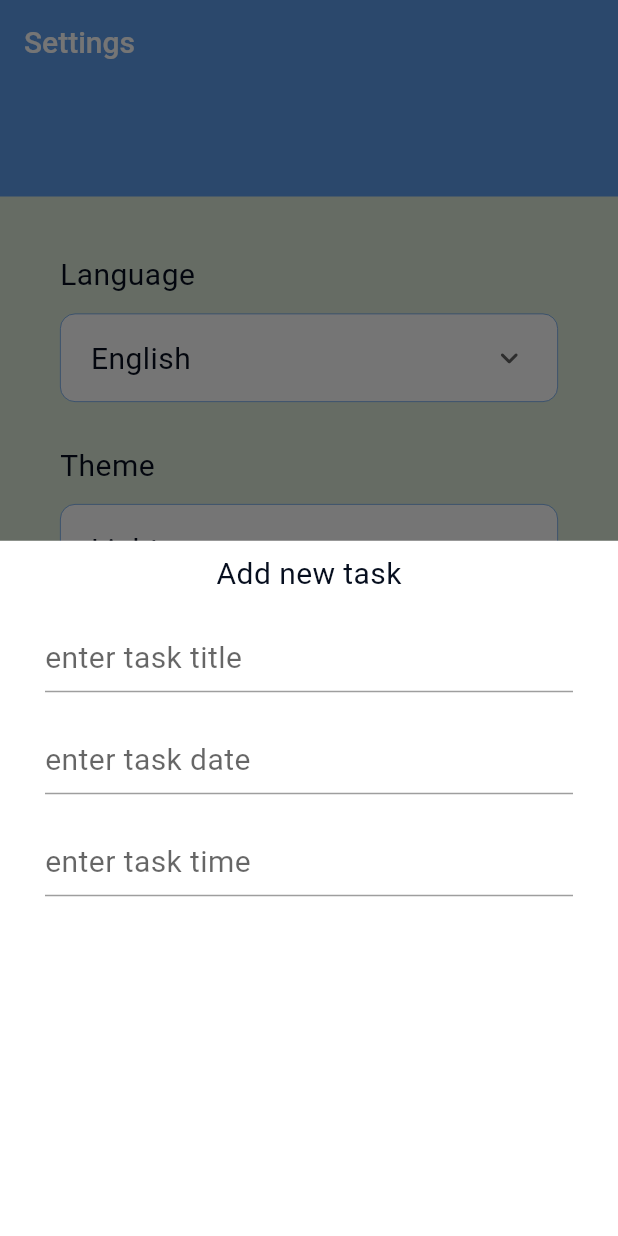
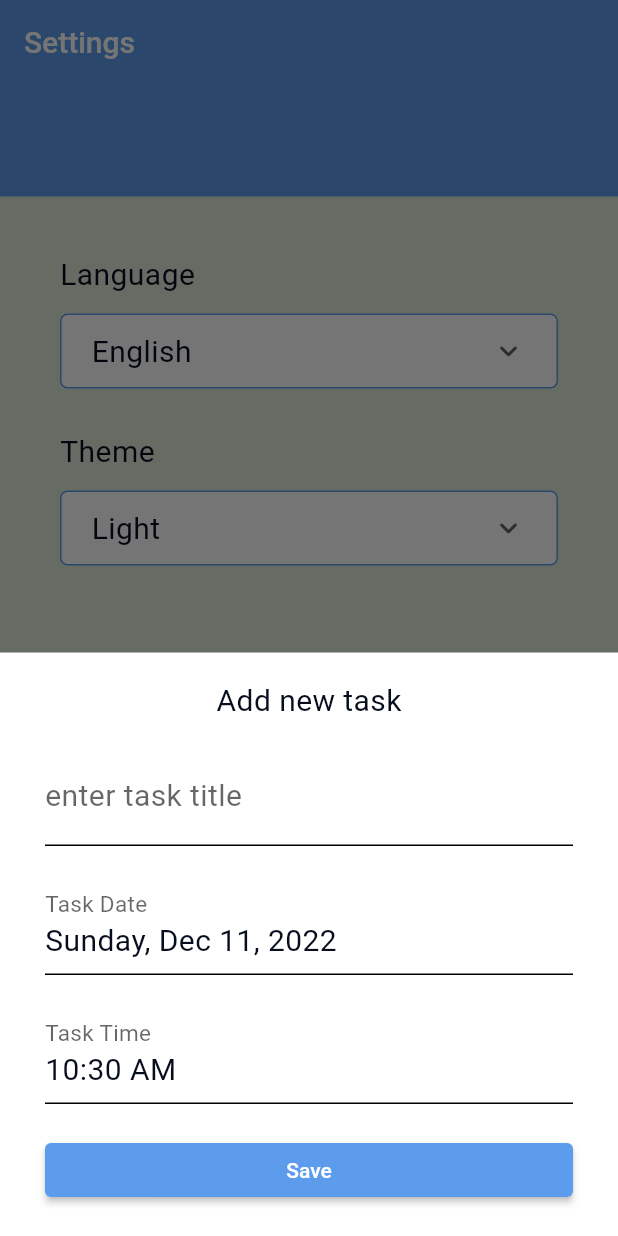
Before and after one commit to A7medabdelaty/Todo-with-FireBase, a Flutter app: the screen it shows after launch, item 2 of the bottom bar chosen, after a tap on the "add" icon, on a phone screen of 412 x 824 dp. Run offline on Flutter 3.47's test engine with Material 2 defaults, Android fonts, the phone set to English and light mode, and no system bars; generated files the repository leaves out were written again.

Commit message:
modify bottom sheet

```diff
--- a/lib/layout/layout.dart
+++ b/lib/layout/layout.dart
@@ -11,8 +11,9 @@ class HomeScreen extends StatelessWidget {
   Widget build(BuildContext context) {
     MainProvider provider = Provider.of<MainProvider>(context);
     return Scaffold(
+      extendBody: true,
       appBar: AppBar(title: Text(provider.appBarTitle)),
-      floatingActionButton: floatingButton(context),
+      floatingActionButton: floatingButton(context,provider),
       floatingActionButtonLocation: FloatingActionButtonLocation.centerDocked,
       bottomNavigationBar: bottomAppBar(provider),
       body: provider.activeScreen,
--- a/lib/modules/tasks_tab/tasks_tab.dart
+++ b/lib/modules/tasks_tab/tasks_tab.dart
@@ -1,10 +1,19 @@
 import 'package:flutter/material.dart';
+
+import '../../shared/styles/colors.dart';
 
 class TasksTab extends StatelessWidget {
   const TasksTab({Key? key}) : super(key: key);
 
   @override
   Widget build(BuildContext context) {
-    return Container();
+    return Column(
+      children: [
+        Container(
+          height: 75,
+          color: COLOR_PRIMARY,
+        ),
+      ],
+    );
   }
 }
--- a/lib/provider/main_provider.dart
+++ b/lib/provider/main_provider.dart
@@ -2,6 +2,7 @@ import 'package:flutter/cupertino.dart';
 import 'package:flutter/material.dart';
 import 'package:todo/modules/settings_tab/settings_tab.dart';
 import 'package:todo/modules/tasks_tab/tasks_tab.dart';
+
 class MainProvider extends ChangeNotifier {
   final List _titles = ['TO DO List', 'Settings'];
   int index = 0;
@@ -16,4 +17,13 @@ class MainProvider extends ChangeNotifier {
     activeScreen = _tabs[index];
     notifyListeners();
   }
+
+  TextEditingController titleController = TextEditingController();
+  TextEditingController dateController = TextEditingController();
+  TextEditingController timeController = TextEditingController();
+
+  setControllerText(text, TextEditingController controller) {
+    controller.text = text;
+    notifyListeners();
+  }
 }
--- a/lib/shared/component/layout_components.dart
+++ b/lib/shared/component/layout_components.dart
@@ -1,12 +1,23 @@
 import 'package:flutter/material.dart';
+import 'package:intl/intl.dart';
 import 'package:todo/provider/main_provider.dart';
 
-Widget floatingButton(context) => FloatingActionButton(
+Widget floatingButton(context, MainProvider provider) => FloatingActionButton(
       onPressed: () {
-        showModalBottomSheet(
+        provider.dateController.text =
+            DateFormat('EEEE, MMM d, yyyy').format(DateTime.now()).toString();
+        provider.timeController.text =
+            TimeOfDay.now().format(context).toString();
+        showBottomSheet(context, provider);
+      },
+      child: const Icon(Icons.add),
+    );
+
+void showBottomSheet(context, MainProvider provider) => showModalBottomSheet(
       context: context,
       builder: (context) => Padding(
-            padding: const EdgeInsets.symmetric(horizontal: 30, vertical: 10),
+        padding: const EdgeInsets.symmetric(horizontal: 30, vertical: 20),
+        child: SingleChildScrollView(
           child: Column(
             children: [
               Text(
@@ -18,14 +29,17 @@ Widget floatingButton(context) => FloatingActionButton(
               ),
               TextFormField(
                 decoration: const InputDecoration(
-                    border: UnderlineInputBorder(),
-                    hintText: 'enter task title',
+                  labelText: 'enter task title',
+                  border: OutlineInputBorder(),
+                  enabledBorder: UnderlineInputBorder(),
                 ),
               ),
               const SizedBox(
                 height: 20,
               ),
               TextFormField(
+                controller: provider.dateController,
+                readOnly: true,
                 keyboardType: TextInputType.none,
                 onTap: () {
                   showDatePicker(
@@ -35,32 +49,64 @@ Widget floatingButton(context) => FloatingActionButton(
                     lastDate: DateTime.now().add(
                       const Duration(days: 356),
                     ),
-                    );
+                  ).then((value) {
+                    value != null
+                        ? provider.setControllerText(
+                            DateFormat('EEEE, MMM d, yyyy')
+                                .format(value)
+                                .toString(),
+                            provider.dateController)
+                        : provider.dateController.text =
+                            provider.dateController.text;
+                  });
                 },
                 decoration: const InputDecoration(
-                    border: UnderlineInputBorder(),
-                    hintText: 'enter task date',
+                  labelText: 'Task Date',
+                  border: OutlineInputBorder(),
+                  focusColor: Colors.blue,
+                  enabledBorder: UnderlineInputBorder(),
                 ),
               ),
               const SizedBox(
                 height: 20,
               ),
               TextFormField(
+                controller: provider.timeController,
+                readOnly: true,
+                keyboardType: TextInputType.none,
                 decoration: const InputDecoration(
-                    border: UnderlineInputBorder(),
-                    hintText: 'enter task time',
+                  labelText: 'Task Time',
+                  border: OutlineInputBorder(),
+                  enabledBorder: UnderlineInputBorder(),
                 ),
+                onTap: () {
+                  showTimePicker(context: context, initialTime: TimeOfDay.now())
+                      .then((value) {
+                    value != null
+                        ? provider.timeController.text =
+                            value.format(context).toString()
+                        : provider.timeController.text =
+                            provider.timeController.text;
+                  });
+                },
               ),
+              const SizedBox(
+                height: 20,
+              ),
+              SizedBox(
+                width: double.infinity,
+                child: ElevatedButton(
+                  onPressed: () {},
+                  child: const Text('Save'),
+                ),
+              )
             ],
           ),
         ),
-        );
-      },
-      child: const Icon(Icons.add),
+      ),
     );
 
 Widget bottomAppBar(MainProvider provider) => BottomAppBar(
-      shape: const CircularNotchedRectangle(),
       notchMargin: 8,
       child: BottomNavigationBar(
           type: BottomNavigationBarType.fixed,
--- a/lib/shared/component/settings_components.dart
+++ b/lib/shared/component/settings_components.dart
@@ -1,15 +1,14 @@
 import 'package:flutter/material.dart';
 import 'package:todo/provider/settings_provider.dart';
 import 'package:todo/shared/styles/colors.dart';
-
 Widget dropDownMenu(SettingsProvider provider, String value, List items) =>
     Container(
       decoration: BoxDecoration(
-        border: Border.all(color: COLOR_PRIMARY, width: 0.5),
-        borderRadius: BorderRadius.circular(10),
-        color: Colors.white,
+        border: Border.all(color: COLOR_PRIMARY, width: 1),
+        borderRadius: BorderRadius.circular(5),
+        color: provider.theme == ThemeMode.light ? Colors.white : COLOR_SECOND_BLACK,
       ),
-      padding: const EdgeInsets.symmetric(horizontal: 20, vertical: 5),
+      padding: const EdgeInsets.symmetric(horizontal: 20),
       child: DropdownButton(
         underline: Container(),
         isExpanded: true,
--- a/lib/shared/styles/colors.dart
+++ b/lib/shared/styles/colors.dart
@@ -5,3 +5,4 @@ Color LIGHT_GREEN = const Color.fromRGBO(223, 236, 219, 1.0);
 Color COLOR_GREEN = const Color.fromRGBO(97, 231, 87, 1.0);
 Color COLOR_RED = const Color.fromRGBO(236, 75, 75, 1.0);
 Color COLOR_PRIMARY_DARK = const Color.fromRGBO(6, 14, 30, 1.0);
+Color COLOR_SECOND_BLACK = const Color.fromRGBO(20, 25, 34, 1.0);
--- a/lib/shared/styles/theme.dart
+++ b/lib/shared/styles/theme.dart
@@ -13,7 +13,7 @@ class MyTheme {
         onError: Colors.white,
         background: Colors.transparent,
         onBackground: Colors.white,
-        surface: Colors.grey,
+        surface: Colors.white,
         onSurface: Colors.black),
     textTheme: TextTheme(
       subtitle1: TextStyle(
@@ -33,8 +33,11 @@ class MyTheme {
       backgroundColor: COLOR_PRIMARY,
       elevation: 0.0,
     ),
-    bottomAppBarColor: Colors.white,
-    bottomSheetTheme: const BottomSheetThemeData(backgroundColor: Colors.white,),
+    bottomAppBarTheme: const BottomAppBarTheme(
+        color: Colors.white, elevation: 30, shape: CircularNotchedRectangle()),
+    bottomSheetTheme: const BottomSheetThemeData(
+      backgroundColor: Colors.white,
+    ),
     bottomNavigationBarTheme: BottomNavigationBarThemeData(
       type: BottomNavigationBarType.fixed,
       showSelectedLabels: false,
@@ -49,39 +52,49 @@ class MyTheme {
   static ThemeData darkTheme = ThemeData(
       colorScheme: ColorScheme(
           brightness: Brightness.dark,
-        primary: COLOR_PRIMARY_DARK,
+          primary: COLOR_PRIMARY,
           onPrimary: Colors.white,
           secondary: COLOR_PRIMARY,
           onSecondary: Colors.white,
           error: COLOR_RED,
           onError: Colors.white,
-        background: Colors.transparent,
-        onBackground: Colors.white,
-        surface: Colors.grey,
+          background: Colors.blue,
+          onBackground: COLOR_SECOND_BLACK,
+          surface: COLOR_SECOND_BLACK,
           onSurface: Colors.white),
       textTheme: const TextTheme(
         subtitle1: TextStyle(
-        fontSize: 20,
+          fontSize: 22,
           color: Colors.white,
           letterSpacing: 0.3,
         ),
       ),
       scaffoldBackgroundColor: Colors.transparent,
       iconTheme: const IconThemeData(color: Colors.white, size: 35),
-    appBarTheme: const AppBarTheme(
-      iconTheme: IconThemeData(color: Colors.white),
-      backgroundColor: Colors.transparent,
+      appBarTheme: AppBarTheme(
+        iconTheme: const IconThemeData(color: Colors.white),
+        backgroundColor: COLOR_PRIMARY,
         elevation: 0.0,
-      centerTitle: true,
         titleTextStyle: TextStyle(
-        fontSize: 30,
-        color: Colors.white,
+          fontSize: 22,
+          color: COLOR_PRIMARY_DARK,
         ),
       ),
+      floatingActionButtonTheme: FloatingActionButtonThemeData(
+          backgroundColor: COLOR_PRIMARY,
+          shape: const StadiumBorder(
+              side: BorderSide(color: Colors.white, width: 2))),
       bottomNavigationBarTheme: BottomNavigationBarThemeData(
-      backgroundColor: COLOR_PRIMARY_DARK,
+        type: BottomNavigationBarType.fixed,
+        showSelectedLabels: false,
+        showUnselectedLabels: false,
+        elevation: 0.0,
+        backgroundColor: Colors.transparent,
         selectedItemColor: COLOR_PRIMARY,
-      unselectedItemColor: Colors.white,
+        unselectedItemColor: Colors.grey,
       ),
-  );
+      bottomAppBarTheme: BottomAppBarTheme(
+          color: COLOR_SECOND_BLACK,
+          elevation: 0,
+          shape: const CircularNotchedRectangle()));
 }
```
Lines whose indentation alone changed are shown as unchanged.
